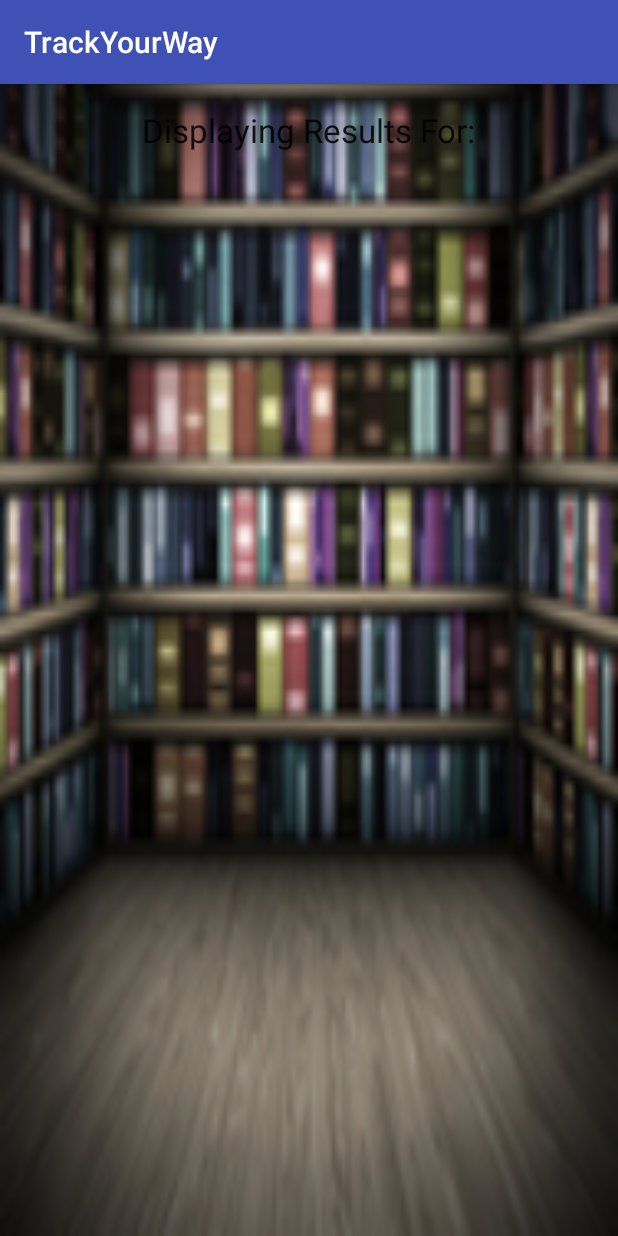
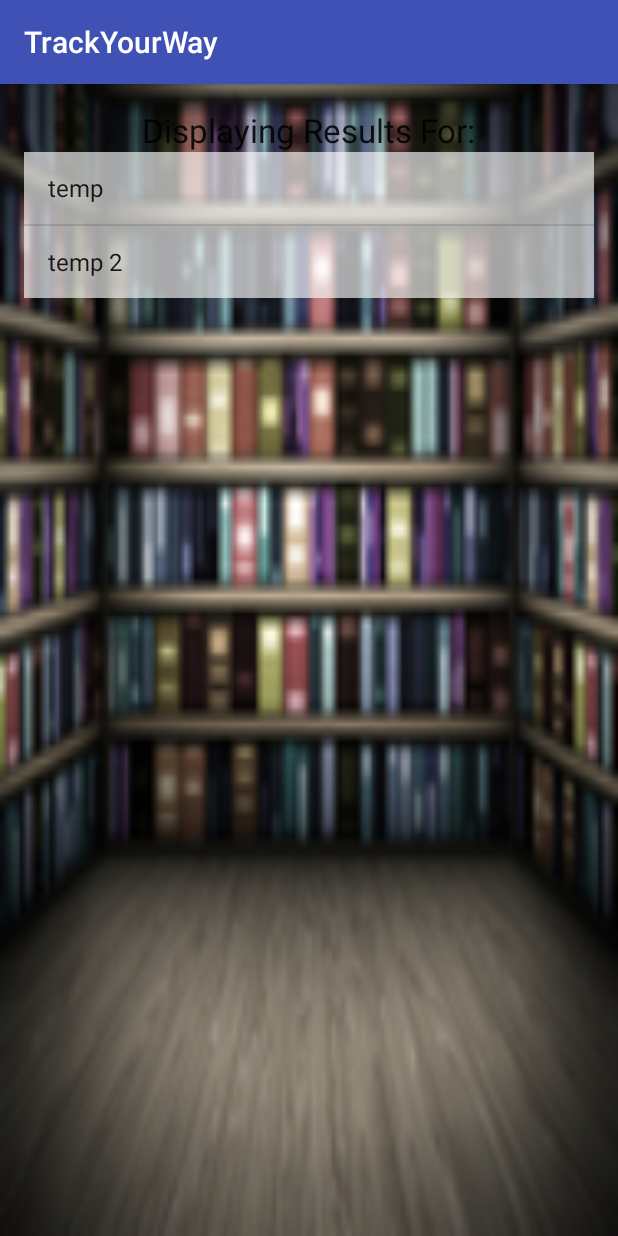
Before and after one commit to halamidi/TrackYourWay, an Android app: the Results_Activity screen opened directly, with no data from a screen before it, on a phone screen of 412 x 824 dp. Run offline under Robolectric (Android 15) with nearby library versions, the phone set to English and light mode, and no system bars.

Commit message:
page link update

```diff
--- a/app/src/main/AndroidManifest.xml
+++ b/app/src/main/AndroidManifest.xml
@@ -64,7 +64,10 @@
         <activity android:name=".MainHub_Activity" />
         <activity android:name=".Comments_Rating_Activity" />
         <activity android:name=".College_Info_Activity" />
-        <activity android:name=".Saved_Results_Activity"></activity>
+        <activity android:name=".Saved_Results_Activity"/>
+        <activity android:name=".SearchFragment">
+
+        </activity>
     </application>
 
 </manifest>
--- a/app/src/main/java/randomcompany/trackyourway/LoginActivity.java
+++ b/app/src/main/java/randomcompany/trackyourway/LoginActivity.java
@@ -63,6 +63,7 @@ public class LoginActivity extends AppCompatActivity {
             case R.id.registerBtn:
                 Intent i = new Intent(getApplicationContext(), RegisterActivity.class);
                 startActivity(i);
+                break;
         }
     }
 
--- a/app/src/main/java/randomcompany/trackyourway/Results_Activity.java
+++ b/app/src/main/java/randomcompany/trackyourway/Results_Activity.java
@@ -1,13 +1,37 @@
 package randomcompany.trackyourway;
 
+import android.os.Bundle;
 import android.support.v7.app.AppCompatActivity;
-import android.os.Bundle;
+import android.view.View;
+import android.widget.AdapterView;
+import android.widget.ArrayAdapter;
+import android.widget.ListView;
 
 public class Results_Activity extends AppCompatActivity {
+    ListView courseDetails;
 
     @Override
     protected void onCreate(Bundle savedInstanceState) {
         super.onCreate(savedInstanceState);
         setContentView(R.layout.activity_results_);
+        courseDetails = (ListView)findViewById(R.id.listView);
+        String[] items = {"temp", "temp 2"};
+        ArrayAdapter<String> adapter = new ArrayAdapter<String>(this, android.R.layout.simple_list_item_1,items);
+        courseDetails.setAdapter(adapter);
+
+        courseDetails.setOnItemClickListener(new AdapterView.OnItemClickListener() {
+
+            @Override
+            public void onItemClick(AdapterView<?> parent, View view, int position, long id) {
+                switch (position) {
+                    case 0:
+                        //page not implemented yet
+//                        Intent i = new Intent(getApplicationContext(),CourseDetails.class);
+//                        startActivity(i);
+
+                        break;
+                }
+            }
+        });
     }
 }
--- a/app/src/main/res/layout/activity_results_.xml
+++ b/app/src/main/res/layout/activity_results_.xml
@@ -25,5 +25,5 @@
         android:id="@+id/listView"
         android:layout_below="@+id/textView15"
         android:layout_centerHorizontal="true"
-        android:background="#ffffff" />
+        android:background="#a3ffffff" />
 </RelativeLayout>
--- a/app/src/main/res/layout/fragment_search.xml
+++ b/app/src/main/res/layout/fragment_search.xml
@@ -2,7 +2,7 @@
     xmlns:tools="http://schemas.android.com/tools"
     android:layout_width="match_parent"
     android:layout_height="match_parent"
-    tools:context="randomcompany.navigationdrawer.SearchFragment"
+    tools:context=".SearchFragment"
     android:background="@drawable/background">
 
     <!-- TODO: Update blank fragment layout -->
```
Also changed, not shown: app/src/main/java/randomcompany/trackyourway/MainHub_Activity.java (+18 -7 lines), app/src/main/java/randomcompany/trackyourway/SearchFragment.java (+12 -3 lines).
